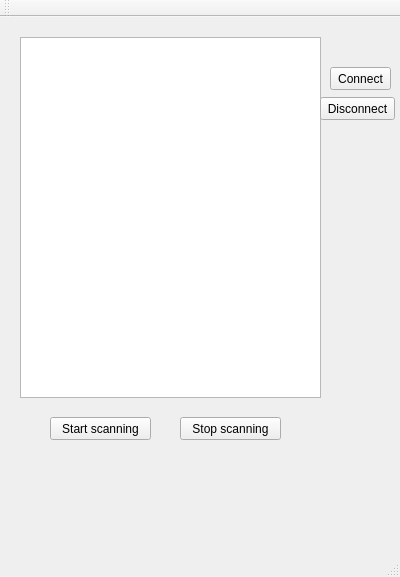
First picture: the form in sensornode_gui.ui, repository tkrahn108/SensorNode, before the edit.
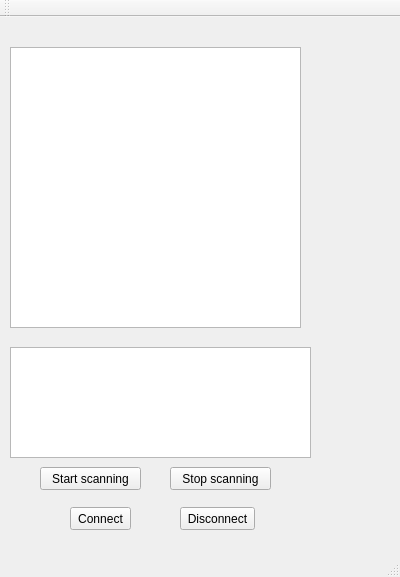
Second picture: the form after the edit.

Diff of the .ui file:
```diff
--- a/sensornode_gui.ui
+++ b/sensornode_gui.ui
@@ -17,18 +17,18 @@
    <widget class="QTextEdit" name="textEdit">
     <property name="geometry">
      <rect>
-      <x>20</x>
-      <y>20</y>
+      <x>10</x>
+      <y>330</y>
       <width>301</width>
-      <height>361</height>
+      <height>111</height>
      </rect>
     </property>
    </widget>
    <widget class="QPushButton" name="pushButtonStartScanning">
     <property name="geometry">
      <rect>
-      <x>50</x>
-      <y>400</y>
+      <x>40</x>
+      <y>450</y>
       <width>101</width>
       <height>23</height>
      </rect>
@@ -40,8 +40,8 @@
    <widget class="QPushButton" name="pushButtonStopScanning">
     <property name="geometry">
      <rect>
-      <x>180</x>
-      <y>400</y>
+      <x>170</x>
+      <y>450</y>
       <width>101</width>
       <height>23</height>
      </rect>
@@ -53,8 +53,8 @@
    <widget class="QPushButton" name="pushButtonConnect">
     <property name="geometry">
      <rect>
-      <x>330</x>
-      <y>50</y>
+      <x>70</x>
+      <y>490</y>
       <width>61</width>
       <height>23</height>
      </rect>
@@ -66,8 +66,8 @@
    <widget class="QPushButton" name="pushButtonDisconnect">
     <property name="geometry">
      <rect>
-      <x>320</x>
-      <y>80</y>
+      <x>180</x>
+      <y>490</y>
       <width>75</width>
       <height>23</height>
      </rect>
@@ -76,6 +76,16 @@
      <string>Disconnect</string>
     </property>
    </widget>
+   <widget class="QListView" name="listViewDevices">
+    <property name="geometry">
+     <rect>
+      <x>10</x>
+      <y>30</y>
+      <width>291</width>
+      <height>281</height>
+     </rect>
+    </property>
+   </widget>
   </widget>
   <widget class="QMenuBar" name="menuBar">
    <property name="geometry">
```
